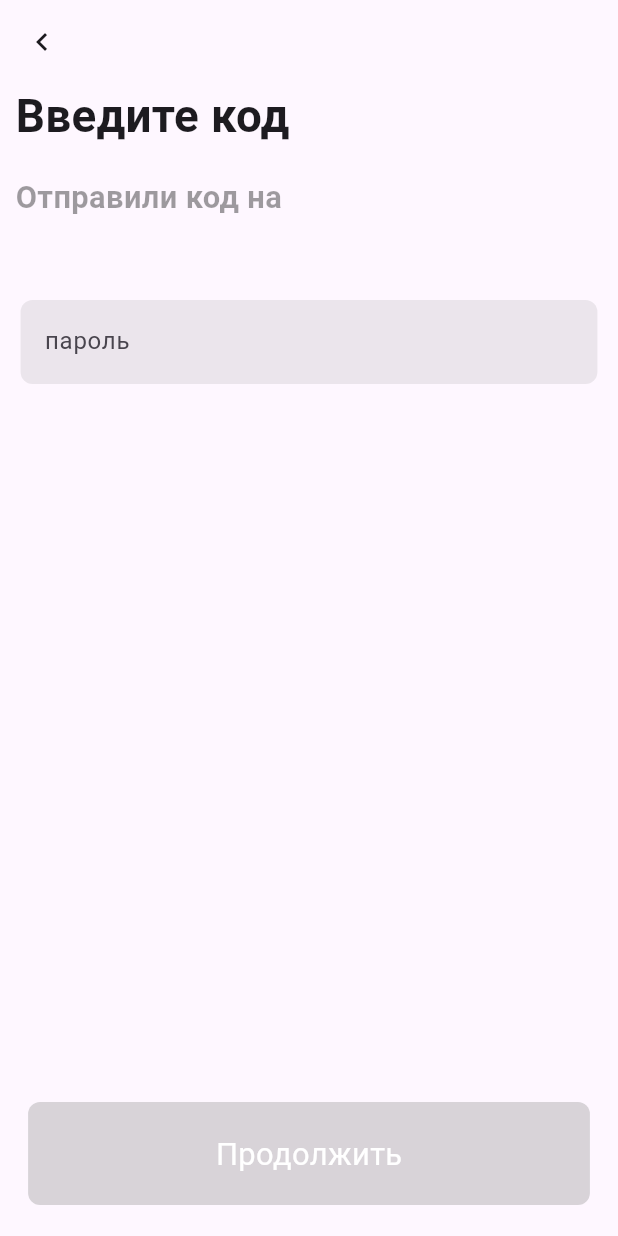
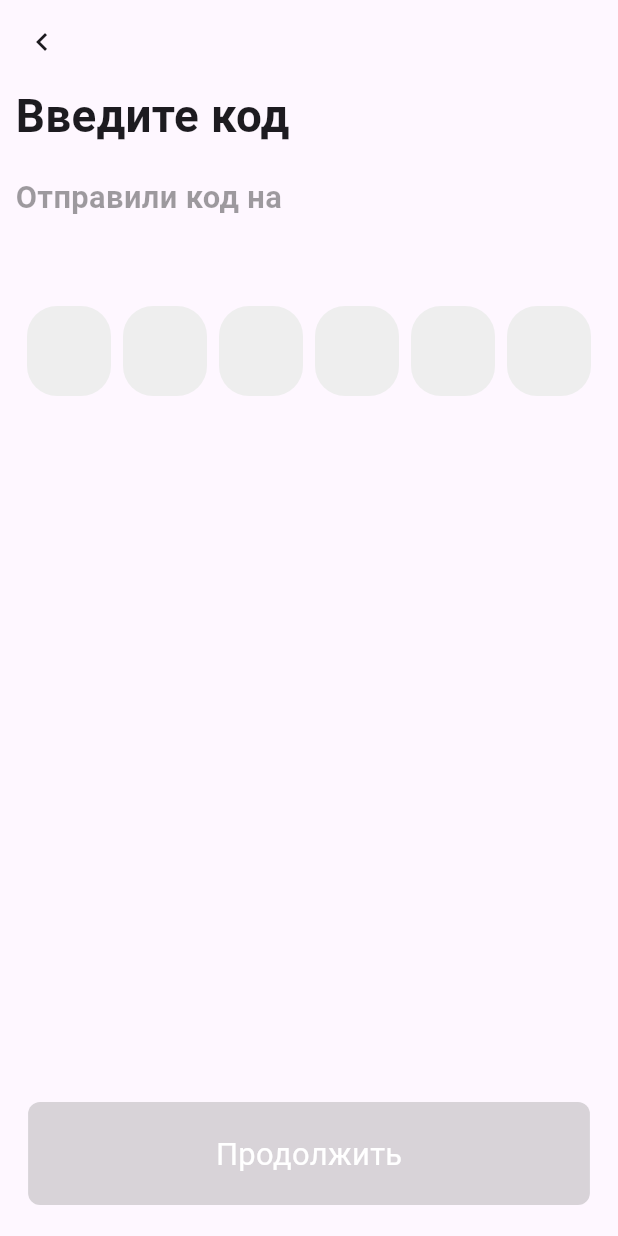
Before and after one commit to NurulloFayz/ecommerceulab, a Flutter app: the EnterEmailCodePage screen opened by its route, on a phone screen of 412 x 824 dp. Run offline on Flutter 3.47's test engine with Material 3 defaults, Android fonts, the light colour scheme and no system bars; drawn by our look-alikes of pinput; our stand-ins replace country_code_picker, google_fonts, introduction_screen.

Commit message:
enter otp changed

```diff
--- a/lib/main.dart
+++ b/lib/main.dart
@@ -23,7 +23,7 @@ class MyApp extends StatelessWidget {
         colorScheme: ColorScheme.fromSeed(seedColor: Colors.deepPurple),
         useMaterial3: true,
       ),
-      home: const MyPages(),
+      home: const EmailPage(),
       routes: {
         EmailPage.id:(context) => EmailPage(),
         EnterEmailCodePage.id:(context) => EnterEmailCodePage(''),
--- a/lib/pages/auth_pages/enter_email_code_page.dart
+++ b/lib/pages/auth_pages/enter_email_code_page.dart
@@ -1,4 +1,6 @@
 import 'package:flutter/material.dart';
+import 'package:google_fonts/google_fonts.dart';
+import 'package:pinput/pinput.dart';
 import 'package:provider/provider.dart';
 
 import '../../utils/color.dart';
@@ -16,6 +18,15 @@ class EnterEmailCodePage extends StatefulWidget {
 
 class _EnterEmailCodePageState extends State<EnterEmailCodePage> {
   ViewEnterEmailCodePage view = ViewEnterEmailCodePage();
+  TextEditingController controller = TextEditingController();
+  FocusNode focusNode = FocusNode();
+
+  @override
+  void dispose() {
+    controller.dispose();
+    focusNode.dispose();
+    super.dispose();
+  }
   @override
   void initState() {
     // TODO: implement initState
@@ -64,29 +75,62 @@ class _EnterEmailCodePageState extends State<EnterEmailCodePage> {
                       ],
                     ),
                     SizedBox(height: screenHeight / 30,),
-                    Container(
-                      margin: EdgeInsets.only(right: screenWidth / 30,
-                        left:  screenWidth / 30,
-                      ),
-                      child: TextField(
-                        onChanged: (value) {
-                          view.changeValue(value);
+                    SizedBox(
+                      height: 68,
+                      child: Pinput(
+                        controller: controller,
+                        length: 6,
+                        focusNode: focusNode,
+                        defaultPinTheme: PinTheme(
+                          width: 56,
+                          height: 60,
+                          textStyle: GoogleFonts.openSans().copyWith(
+                            fontSize: 22,
+                            fontWeight: FontWeight.w600,
+                          ),
+                          decoration: BoxDecoration(
+                            borderRadius: BorderRadius.circular(20),
+                            color: Colors.grey.shade200,
+                            border: Border.all(color: Colors.transparent),
+                          ),
+                        ),
+                        focusedPinTheme: PinTheme(
+                          width: 56,
+                          height: 60,
+                          textStyle: GoogleFonts.openSans().copyWith(
+                            fontSize: 22,
+                            fontWeight: FontWeight.w600,
+                          ),
+                          decoration: BoxDecoration(
+                            borderRadius: BorderRadius.circular(20),
+                            color: Colors.grey.shade200,
+                            border: Border.all(color: Colors.blue),
+                          ),
+                        ),
+                        errorPinTheme: PinTheme(
+                          width: 56,
+                          height: 60,
+                          textStyle: GoogleFonts.openSans().copyWith(
+                            fontSize: 22,
+                            fontWeight: FontWeight.w600,
+                          ),
+                          decoration: BoxDecoration(
+                            borderRadius: BorderRadius.circular(20),
+                            color: Colors.grey.shade200,
+                            border: Border.all(color: Colors.red),
+                          ),
+                        ),
+                        onCompleted: (pin) {
+                          setState(() {
+                            view.otpCode = pin;
+                          });
                         },
-                        decoration: InputDecoration(
-                            hintText: Strings.authText8,
-                            fillColor: Colors.grey.withOpacity(0.2),
-                            filled: true,
-                            border: OutlineInputBorder(
-                                borderRadius: BorderRadius.circular(8),
-                                borderSide: BorderSide.none
-                            )
-                        ),
                       ),
                     ),
                     Spacer(),
                     GestureDetector(
                       onTap: () {
-                        if(view.typedText.isEmpty) {
+                        if(view.otpCode.isEmpty) {
                           return;
                         } else {
                           view.navigateToEnterNameBDatePage(context);
@@ -97,7 +141,7 @@ class _EnterEmailCodePageState extends State<EnterEmailCodePage> {
                         width: screenWidth / 1.1,
                         decoration: BoxDecoration(
                           borderRadius: BorderRadius.circular(8),
-                          color: view.typedText.isEmpty ? Colors.grey.withOpacity(0.4) : buttonColor,
+                          color: view.otpCode.isEmpty ? Colors.grey.withOpacity(0.4) : buttonColor,
                         ),
                         child: Center(
                           child: Text(Strings.buttonText,style: TextStyle(fontSize: MediaQuery.of(context).size.height/40,
--- a/lib/views/view_enter_email_code_page.dart
+++ b/lib/views/view_enter_email_code_page.dart
@@ -16,9 +16,9 @@ class ViewEnterEmailCodePage extends ChangeNotifier{
   }
   var code = TextEditingController();
   final FocusNode textFieldFocusNode = FocusNode();
-  String typedText = '';
+  String otpCode = '';
   changeValue(value) {
-    typedText = value;
+    otpCode = value;
     notifyListeners();
   }
   backToEmailPage(BuildContext context) {
--- a/pubspec.yaml
+++ b/pubspec.yaml
@@ -43,6 +43,8 @@ dependencies:
   connectivity_plus:
   flutter_localization:
   intl:
+  pinput: ^4.0.0
+  google_fonts: ^6.2.1
 dev_dependencies:
   flutter_test:
     sdk: flutter
```
Also changed, not shown: pubspec.lock, 5 other files.
